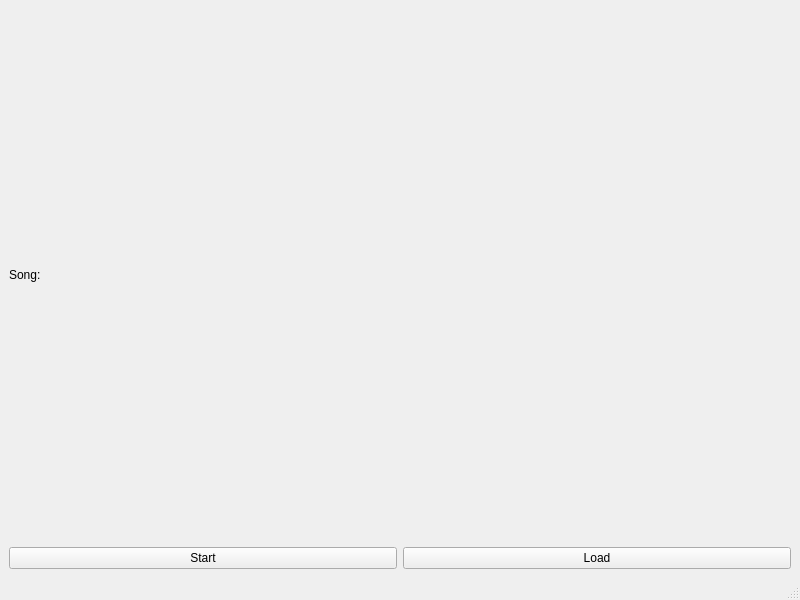
First picture: the form in ui.ui, repository Mar19981/Music-recognizer, before the edit.
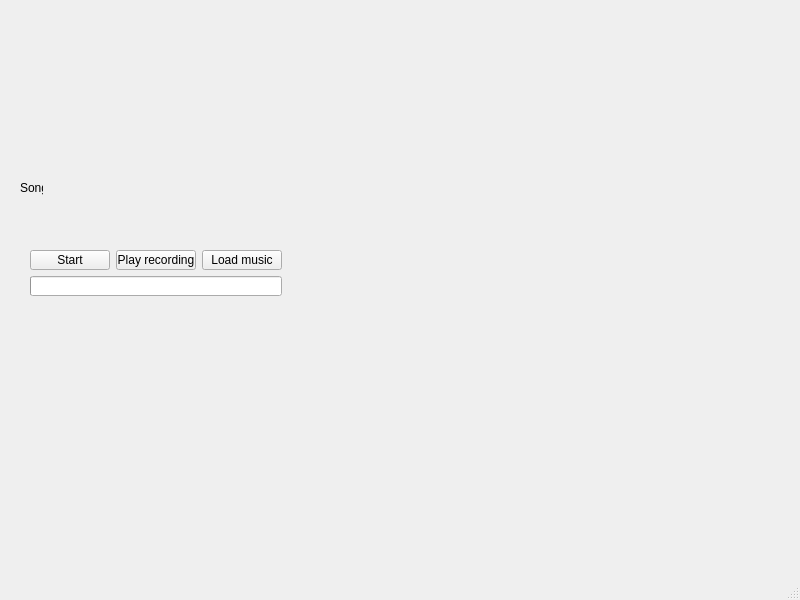
Second picture: the form after the edit.

Commit message: GUI, microphone and audio support

```diff
--- a/ui.ui
+++ b/ui.ui
@@ -14,16 +14,31 @@
    <string>MainWindow</string>
   </property>
   <widget class="QWidget" name="centralwidget">
-   <layout class="QGridLayout" name="gridLayout">
-    <item row="0" column="0">
      <widget class="QLabel" name="songLabel">
+    <property name="geometry">
+     <rect>
+      <x>20</x>
+      <y>180</y>
+      <width>23</width>
+      <height>16</height>
+     </rect>
+    </property>
       <property name="text">
        <string>Song:</string>
       </property>
      </widget>
-    </item>
-    <item row="1" column="0">
-     <layout class="QHBoxLayout" name="horizontalLayout">
+   <widget class="QWidget" name="">
+    <property name="geometry">
+     <rect>
+      <x>30</x>
+      <y>250</y>
+      <width>252</width>
+      <height>46</height>
+     </rect>
+    </property>
+    <layout class="QVBoxLayout" name="audioLayout">
+     <item>
+      <layout class="QHBoxLayout" name="buttonsLayout">
       <item>
        <widget class="QPushButton" name="startButton">
         <property name="text">
@@ -31,16 +46,34 @@
         </property>
        </widget>
       </item>
+       <item>
+        <widget class="QPushButton" name="playButton">
+         <property name="text">
+          <string>Play recording</string>
+         </property>
+        </widget>
+       </item>
       <item>
        <widget class="QPushButton" name="loadButton">
         <property name="text">
-         <string>Load</string>
+          <string>Load music</string>
         </property>
        </widget>
       </item>
      </layout>
     </item>
-   </layout>
+     <item>
+      <widget class="QProgressBar" name="audioProgress">
+       <property name="value">
+        <number>0</number>
+       </property>
+       <property name="textVisible">
+        <bool>false</bool>
+       </property>
+      </widget>
+     </item>
+    </layout>
+   </widget>
   </widget>
   <widget class="QMenuBar" name="menubar">
    <property name="geometry">
```
Left out of the diff: 2 changed lines with no effect on the pictures. Lines whose indentation alone changed are shown as unchanged. The commit also changes 8 other files.
